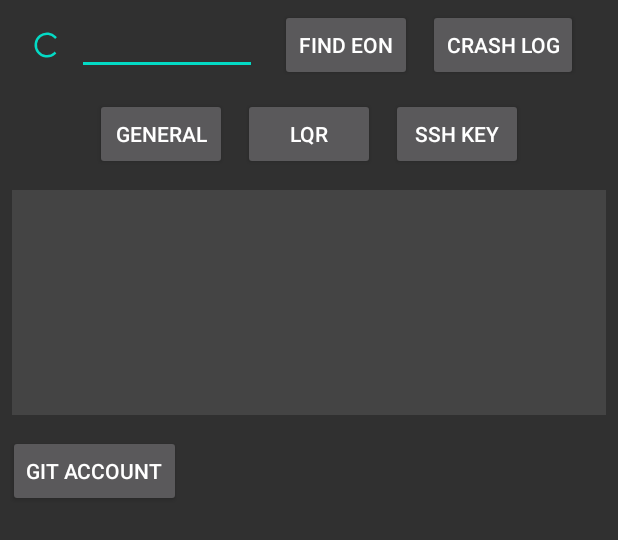
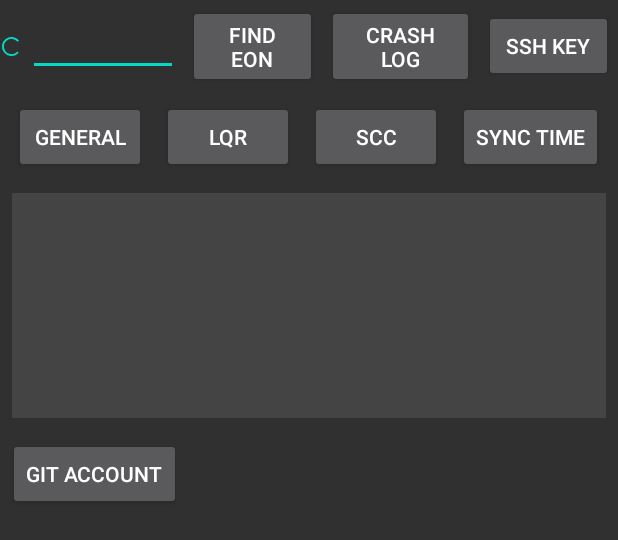
Before and after one commit to neokii/nTune, an Android app: the layout activity_main.xml on its own in the app's theme, with its tools: preview values and no code run, on a phone screen of 412 x 824 dp. Shown: the top 540 px of the screen. Run offline under Robolectric (Android 15) with nearby library versions, the phone set to English and light mode, and no system bars.

Commit message:
add sys time add scc tuning

```diff
--- a/app/src/main/AndroidManifest.xml
+++ b/app/src/main/AndroidManifest.xml
@@ -37,7 +37,7 @@
             />
 
         <activity
-            android:name=".IndiTuneActivity"
+            android:name=".SccTuneActivity"
             android:theme="@style/AppTheme.NoActionBar"
             android:configChanges="keyboard|keyboardHidden|orientation|screenLayout|uiMode|screenSize|smallestScreenSize"
             android:screenOrientation="fullSensor"
--- a/app/src/main/res/layout-land/activity_main.xml
+++ b/app/src/main/res/layout-land/activity_main.xml
@@ -53,6 +53,14 @@
                 android:layout_margin="5dp"
                 android:text="@string/btn_connect_exception_capture" />
 
+            <Button
+                android:id="@+id/btnSshKey"
+                android:layout_width="wrap_content"
+                android:layout_height="wrap_content"
+                android:layout_gravity="center_vertical"
+                android:layout_margin="5dp"
+                android:text="@string/btn_ssh_key" />
+
         </LinearLayout>
 
 
@@ -78,21 +86,21 @@
                 android:layout_margin="5dp"
                 android:text="@string/btn_connect_lqr" />
 
-            <!--Button
-                android:id="@+id/btnConnectIndi"
+            <Button
+                android:id="@+id/btnConnectScc"
                 android:layout_width="wrap_content"
                 android:layout_height="wrap_content"
                 android:layout_gravity="center_vertical"
                 android:layout_margin="5dp"
-                android:text="@string/btn_connect_indi" /-->
+                android:text="@string/btn_connect_scc" />
 
             <Button
-                android:id="@+id/btnSshKey"
+                android:id="@+id/btnSyncTime"
                 android:layout_width="wrap_content"
                 android:layout_height="wrap_content"
                 android:layout_gravity="center_vertical"
                 android:layout_margin="5dp"
-                android:text="@string/btn_ssh_key" />
+                android:text="@string/btn_sync_time" />
 
         </LinearLayout>
 
--- a/app/src/main/res/layout/activity_main.xml
+++ b/app/src/main/res/layout/activity_main.xml
@@ -24,34 +24,45 @@
 
             <ProgressBar
                 android:id="@+id/progBar"
-                android:layout_width="20dp"
-                android:layout_height="20dp"
+                android:layout_width="15dp"
+                android:layout_height="15dp"
                 android:layout_gravity="center_vertical" />
 
             <EditText
                 android:id="@+id/editHost"
-                android:layout_width="120dp"
+                android:layout_width="100dp"
                 android:layout_height="wrap_content"
                 android:layout_gravity="center_vertical"
-                android:textSize="14sp"
+                android:textSize="13sp"
                 android:imeOptions="actionNone"
-                android:layout_margin="10dp" />
+                android:layout_margin="3dp" />
 
             <Button
                 android:id="@+id/btnScan"
-                android:layout_width="wrap_content"
+                android:layout_width="0dp"
+                android:layout_weight="1"
                 android:layout_height="wrap_content"
                 android:layout_gravity="center_vertical"
-                android:layout_margin="5dp"
+                android:layout_margin="3dp"
                 android:text="@string/btn_scan" />
 
             <Button
                 android:id="@+id/btnExceptionCapture"
-                android:layout_width="wrap_content"
+                android:layout_width="0dp"
+                android:layout_weight="1"
                 android:layout_height="wrap_content"
                 android:layout_gravity="center_vertical"
-                android:layout_margin="5dp"
+                android:layout_margin="3dp"
                 android:text="@string/btn_connect_exception_capture" />
+
+            <Button
+                android:id="@+id/btnSshKey"
+                android:layout_width="0dp"
+                android:layout_weight="1"
+                android:layout_height="wrap_content"
+                android:layout_gravity="center_vertical"
+                android:layout_margin="3dp"
+                android:text="@string/btn_ssh_key" />
 
         </LinearLayout>
 
@@ -64,7 +75,8 @@
 
             <Button
                 android:id="@+id/btnGeneral"
-                android:layout_width="wrap_content"
+                android:layout_width="0dp"
+                android:layout_weight="1"
                 android:layout_height="wrap_content"
                 android:layout_gravity="center_vertical"
                 android:layout_margin="5dp"
@@ -72,27 +84,30 @@
 
             <Button
                 android:id="@+id/btnConnectLqr"
-                android:layout_width="wrap_content"
+                android:layout_width="0dp"
+                android:layout_weight="1"
                 android:layout_height="wrap_content"
                 android:layout_gravity="center_vertical"
                 android:layout_margin="5dp"
                 android:text="@string/btn_connect_lqr" />
 
-            <!--Button
-                android:id="@+id/btnConnectIndi"
-                android:layout_width="wrap_content"
+            <Button
+                android:id="@+id/btnConnectScc"
+                android:layout_width="0dp"
+                android:layout_weight="1"
                 android:layout_height="wrap_content"
                 android:layout_gravity="center_vertical"
                 android:layout_margin="5dp"
-                android:text="@string/btn_connect_indi" /-->
+                android:text="@string/btn_connect_scc" />
 
             <Button
-                android:id="@+id/btnSshKey"
-                android:layout_width="wrap_content"
+                android:id="@+id/btnSyncTime"
+                android:layout_width="0dp"
+                android:layout_weight="1"
                 android:layout_height="wrap_content"
                 android:layout_gravity="center_vertical"
                 android:layout_margin="5dp"
-                android:text="@string/btn_ssh_key" />
+                android:text="@string/btn_sync_time" />
 
         </LinearLayout>
 
--- a/app/src/main/res/values/strings.xml
+++ b/app/src/main/res/values/strings.xml
@@ -14,7 +14,7 @@
     <string name="btn_connect_exception_capture">"Crash Log"</string>
     <string name="btn_connect_general">"General"</string>
     <string name="btn_connect_lqr">"LQR"</string>
-    <string name="btn_connect_indi">"INDI"</string>
+    <string name="btn_connect_scc">"SCC"</string>
 
     <string name="btn_git_account">"Git Account"</string>
 
@@ -73,4 +73,6 @@ You must be connected to the panda at least once."</string>
 
     <string name="eon_no_log">"EON has no log."</string>
 
+    <string name="btn_sync_time">"Sync time"</string>
+
 </resources>
--- a/build.gradle
+++ b/build.gradle
@@ -1,7 +1,7 @@
 // Top-level build file where you can add configuration options common to all sub-projects/modules.
 
 buildscript {
-    ext.kotlin_version = '1.3.72'
+    ext.kotlin_version = '1.4.32'
     repositories {
         google()
         jcenter()
```
Also changed, not shown: app/build.gradle (+6 -6 lines), app/src/main/java/com/neokii/ntune/IndiTuneActivity.kt (deleted, +0 -28 lines), app/src/main/java/com/neokii/ntune/MainActivity.kt (+30 -7 lines), app/src/main/java/com/neokii/ntune/SccTuneActivity.kt (added, +20 -0 lines), 4 other files.
